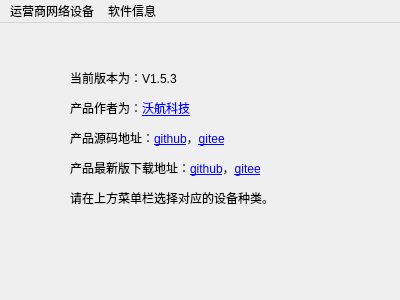
Above: mainwindow/mainwindow.ui from worldflyingct/setdevicetool before the change. Below: the same form after it.
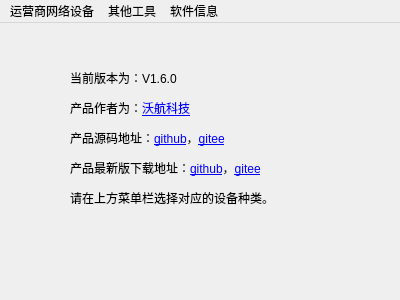
That is the form after the change. Icons and pictures are not drawn.

Commit message: 完成stm32的isp功能，支持写入工具。

Patch:
```diff
--- a/mainwindow/mainwindow.ui
+++ b/mainwindow/mainwindow.ui
@@ -31,7 +31,7 @@
      </rect>
     </property>
     <property name="text">
-     <string>&lt;html&gt;&lt;head/&gt;&lt;body&gt;&lt;p&gt;当前版本为：V1.5.3&lt;/p&gt;&lt;p&gt;产品作者为：&lt;a href=&quot;https://www.worldflying.cn&quot;&gt;&lt;span style=&quot; text-decoration: underline; color:#0000ff;&quot;&gt;沃航科技&lt;/span&gt;&lt;/a&gt;&lt;/p&gt;&lt;p&gt;产品源码地址：&lt;a href=&quot;https://github.com/worldflyingct/setdevicetool&quot;&gt;&lt;span style=&quot; text-decoration: underline; color:#0000ff;&quot;&gt;github&lt;/span&gt;&lt;/a&gt;，&lt;a href=&quot;https://gitee.com/worldflying/setdevicetool&quot;&gt;&lt;span style=&quot; text-decoration: underline; color:#0000ff;&quot;&gt;gitee&lt;/span&gt;&lt;/a&gt;&lt;/p&gt;&lt;p&gt;产品最新版下载地址：&lt;a href=&quot;https://github.com/worldflyingct/setdevicetool/releases&quot;&gt;&lt;span style=&quot; text-decoration: underline; color:#0000ff;&quot;&gt;github&lt;/span&gt;&lt;/a&gt;，&lt;a href=&quot;https://gitee.com/worldflying/setdevicetool/releases&quot;&gt;&lt;span style=&quot; text-decoration: underline; color:#0000ff;&quot;&gt;gitee&lt;/span&gt;&lt;/a&gt;&lt;/p&gt;&lt;p&gt;请在上方菜单栏选择对应的设备种类。&lt;/p&gt;&lt;/body&gt;&lt;/html&gt;</string>
+     <string>&lt;html&gt;&lt;head/&gt;&lt;body&gt;&lt;p&gt;当前版本为：V1.6.0&lt;/p&gt;&lt;p&gt;产品作者为：&lt;a href=&quot;https://www.worldflying.cn&quot;&gt;&lt;span style=&quot; text-decoration: underline; color:#0000ff;&quot;&gt;沃航科技&lt;/span&gt;&lt;/a&gt;&lt;/p&gt;&lt;p&gt;产品源码地址：&lt;a href=&quot;https://github.com/worldflyingct/setdevicetool&quot;&gt;&lt;span style=&quot; text-decoration: underline; color:#0000ff;&quot;&gt;github&lt;/span&gt;&lt;/a&gt;，&lt;a href=&quot;https://gitee.com/worldflying/setdevicetool&quot;&gt;&lt;span style=&quot; text-decoration: underline; color:#0000ff;&quot;&gt;gitee&lt;/span&gt;&lt;/a&gt;&lt;/p&gt;&lt;p&gt;产品最新版下载地址：&lt;a href=&quot;https://github.com/worldflyingct/setdevicetool/releases&quot;&gt;&lt;span style=&quot; text-decoration: underline; color:#0000ff;&quot;&gt;github&lt;/span&gt;&lt;/a&gt;，&lt;a href=&quot;https://gitee.com/worldflying/setdevicetool/releases&quot;&gt;&lt;span style=&quot; text-decoration: underline; color:#0000ff;&quot;&gt;gitee&lt;/span&gt;&lt;/a&gt;&lt;/p&gt;&lt;p&gt;请在上方菜单栏选择对应的设备种类。&lt;/p&gt;&lt;/body&gt;&lt;/html&gt;</string>
     </property>
     <property name="openExternalLinks">
      <bool>true</bool>
@@ -59,12 +59,19 @@
    </widget>
    <widget class="QMenu" name="menu2">
     <property name="title">
+     <string>其他工具</string>
+    </property>
+    <addaction name="actionStm32Isp"/>
+   </widget>
+   <widget class="QMenu" name="menu3">
+    <property name="title">
      <string>软件信息</string>
     </property>
     <addaction name="actionAbout"/>
    </widget>
    <addaction name="menu"/>
    <addaction name="menu2"/>
+   <addaction name="menu3"/>
   </widget>
   <action name="actionIoController">
    <property name="text">
```
Left out of the diff: 8 changed lines with no effect on the pictures. The commit also changes 16 other files.
